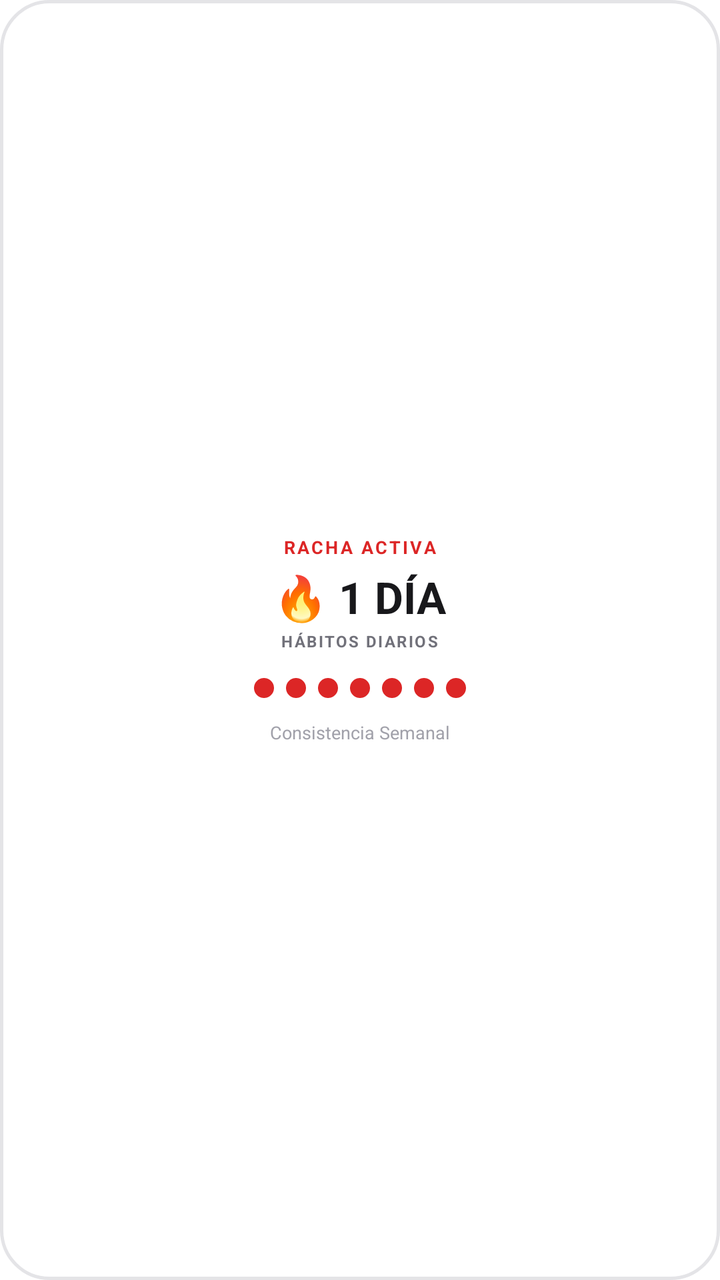
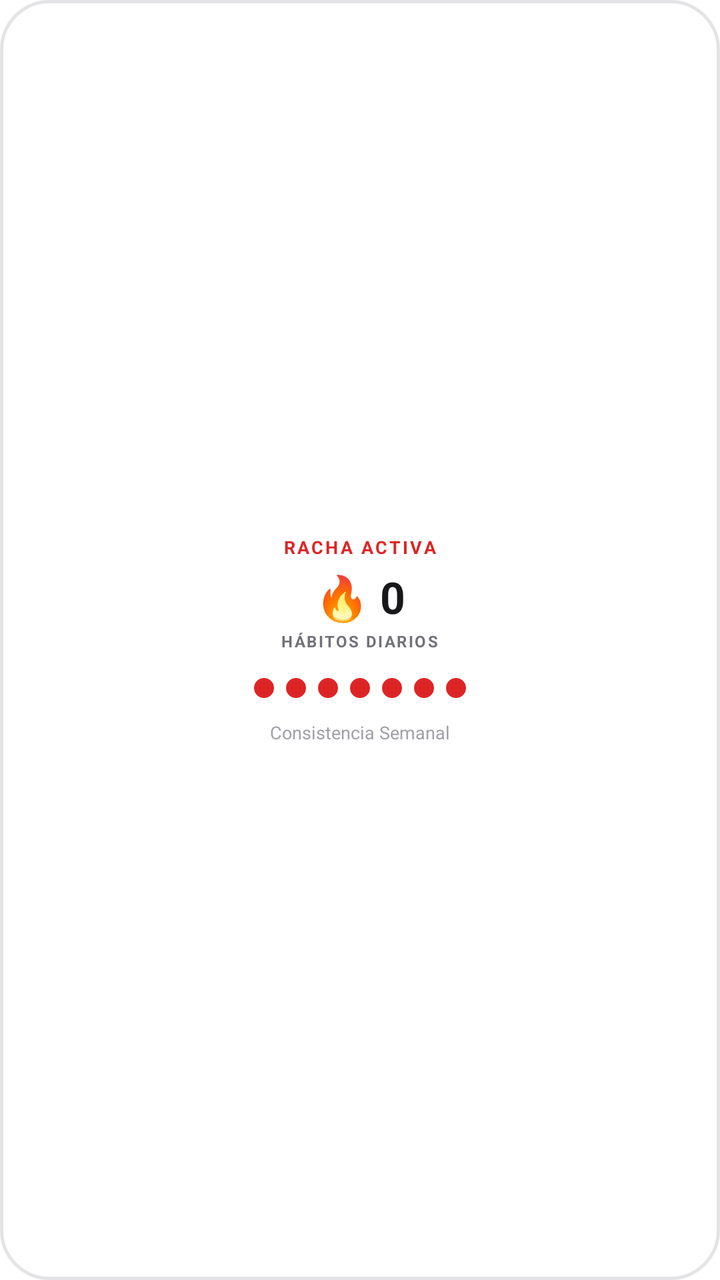

Before-and-after screenshots of an Android layout around one commit, followed by the original layout XML and the change that was made.
<!-- AndroidManifest.xml: fallback theme Theme.MaterialComponents.DayNight.NoActionBar -->
<!-- res/layout/food_tracker_widget_streak.xml -->
<?xml version="1.0" encoding="utf-8"?>
<LinearLayout xmlns:android="http://schemas.android.com/apk/res/android"
    android:id="@+id/widget_streak_root"
    android:layout_width="match_parent"
    android:layout_height="match_parent"
    android:orientation="vertical"
    android:background="@drawable/widget_background"
    android:padding="14dp"
    android:gravity="center">

    
    <TextView
        android:layout_width="wrap_content"
        android:layout_height="wrap_content"
        android:text="RACHA ACTIVA"
        android:textSize="9sp"
        android:textStyle="bold"
        android:letterSpacing="0.12"
        android:textColor="@color/widget_accent" />

    
    <TextView
        android:id="@+id/widget_streak_count"
        android:layout_width="wrap_content"
        android:layout_height="wrap_content"
        android:layout_marginTop="4dp"
        android:text="🔥 1 DÍA"
        android:textSize="22sp"
        android:textStyle="bold"
        android:textColor="@color/widget_text_primary" />

    
    <TextView
        android:id="@+id/widget_streak_subtitle"
        android:layout_width="wrap_content"
        android:layout_height="wrap_content"
        android:layout_marginTop="2dp"
        android:text="HÁBITOS DIARIOS"
        android:textSize="8sp"
        android:textStyle="bold"
        android:letterSpacing="0.1"
        android:textColor="@color/widget_text_secondary" />

    
    <LinearLayout
        android:layout_width="wrap_content"
        android:layout_height="wrap_content"
        android:layout_marginTop="10dp"
        android:orientation="horizontal"
        android:gravity="center">

        <FrameLayout
            android:id="@+id/widget_dot_1"
            android:layout_width="10dp"
            android:layout_height="10dp"
            android:layout_margin="3dp"
            android:background="@drawable/widget_dot_active" />

        <FrameLayout
            android:id="@+id/widget_dot_2"
            android:layout_width="10dp"
            android:layout_height="10dp"
            android:layout_margin="3dp"
            android:background="@drawable/widget_dot_active" />

        <FrameLayout
            android:id="@+id/widget_dot_3"
            android:layout_width="10dp"
            android:layout_height="10dp"
            android:layout_margin="3dp"
            android:background="@drawable/widget_dot_active" />

        <FrameLayout
            android:id="@+id/widget_dot_4"
            android:layout_width="10dp"
            android:layout_height="10dp"
            android:layout_margin="3dp"
            android:background="@drawable/widget_dot_active" />

        <FrameLayout
            android:id="@+id/widget_dot_5"
            android:layout_width="10dp"
            android:layout_height="10dp"
            android:layout_margin="3dp"
            android:background="@drawable/widget_dot_active" />

        <FrameLayout
            android:id="@+id/widget_dot_6"
            android:layout_width="10dp"
            android:layout_height="10dp"
            android:layout_margin="3dp"
            android:background="@drawable/widget_dot_active" />

        <FrameLayout
            android:id="@+id/widget_dot_7"
            android:layout_width="10dp"
            android:layout_height="10dp"
            android:layout_margin="3dp"
            android:background="@drawable/widget_dot_active" />
    </LinearLayout>

    
    <TextView
        android:id="@+id/widget_streak_status"
        android:layout_width="wrap_content"
        android:layout_height="wrap_content"
        android:layout_marginTop="8dp"
        android:text="Consistencia Semanal"
        android:textSize="9sp"
        android:textColor="@color/widget_text_muted" />

</LinearLayout>
<!-- resources referenced by this layout -->
<resources>
  <color name="widget_accent">#DC2626</color>
  <color name="widget_text_muted">#A1A1AA</color>
  <color name="widget_text_primary">#18181B</color>
  <color name="widget_text_secondary">#71717A</color>
  <!-- drawable widget_background (drawable) -->
  <?xml version="1.0" encoding="utf-8"?>
  <shape xmlns:android="http://schemas.android.com/apk/res/android"
      android:shape="rectangle">
      <solid android:color="@color/widget_background" />
      <corners android:radius="24dp" />
      <stroke
          android:width="1.5dp"
          android:color="@color/widget_border" />
  </shape>
  <!-- drawable widget_dot_active (drawable) -->
  <?xml version="1.0" encoding="utf-8"?>
  <shape xmlns:android="http://schemas.android.com/apk/res/android"
      android:shape="oval">
      <solid android:color="@color/widget_accent" />
  </shape>
  <color name="widget_background">#FFFFFF</color>
  <color name="widget_border">#E4E4E7</color>
</resources>

<!-- the commit's change to res/layout/food_tracker_widget_streak.xml (unified diff, before → after) -->
@@ -10,9 +10,10 @@
 
     
     <TextView
+        android:id="@+id/widget_streak_header"
         android:layout_width="wrap_content"
         android:layout_height="wrap_content"
-        android:text="RACHA ACTIVA"
+        android:text="@string/widget_streak_header"
         android:textSize="9sp"
         android:textStyle="bold"
         android:letterSpacing="0.12"
@@ -24,7 +25,7 @@
         android:layout_width="wrap_content"
         android:layout_height="wrap_content"
         android:layout_marginTop="4dp"
-        android:text="🔥 1 DÍA"
+        android:text="🔥 0"
         android:textSize="22sp"
         android:textStyle="bold"
         android:textColor="@color/widget_text_primary" />
@@ -35,7 +36,7 @@
         android:layout_width="wrap_content"
         android:layout_height="wrap_content"
         android:layout_marginTop="2dp"
-        android:text="HÁBITOS DIARIOS"
+        android:text="@string/widget_streak_subtitle"
         android:textSize="8sp"
         android:textStyle="bold"
         android:letterSpacing="0.1"
@@ -105,7 +106,7 @@
         android:layout_width="wrap_content"
         android:layout_height="wrap_content"
         android:layout_marginTop="8dp"
-        android:text="Consistencia Semanal"
+        android:text="@string/widget_streak_status"
         android:textSize="9sp"
         android:textColor="@color/widget_text_muted" />
 
<!-- resource entries referenced after the edit -->
@@ -20,6 +20,9 @@
       android:shape="oval">
       <solid android:color="@color/widget_accent" />
   </shape>
+  <string name="widget_streak_header">RACHA ACTIVA</string>
+  <string name="widget_streak_status">Consistencia Semanal</string>
+  <string name="widget_streak_subtitle">HÁBITOS DIARIOS</string>
   <color name="widget_background">#FFFFFF</color>
   <color name="widget_border">#E4E4E7</color>
 </resources>
